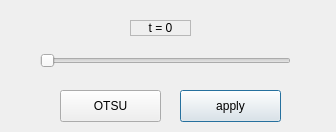
First picture: the form in dlgbinarization.ui, repository sguerra/Image-Analysis, before the edit.
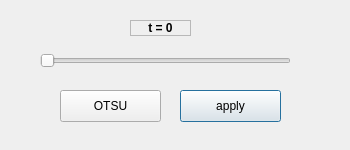
Second picture: the form after the edit.

Commit message: GUI: Binarization Dialog interaction

The edit to the form file:
```diff
--- a/dlgbinarization.ui
+++ b/dlgbinarization.ui
@@ -6,10 +6,16 @@
    <rect>
     <x>0</x>
     <y>0</y>
-    <width>336</width>
-    <height>132</height>
+    <width>350</width>
+    <height>150</height>
    </rect>
   </property>
+  <property name="minimumSize">
+   <size>
+    <width>350</width>
+    <height>150</height>
+   </size>
+  </property>
   <property name="windowTitle">
    <string>Binarization</string>
   </property>
@@ -51,6 +57,12 @@
      <height>16</height>
     </rect>
    </property>
+   <property name="font">
+    <font>
+     <weight>75</weight>
+     <bold>true</bold>
+    </font>
+   </property>
    <property name="frameShape">
     <enum>QFrame::StyledPanel</enum>
    </property>
```
Left out of the diff: 7 changed lines with no effect on the pictures. The commit also changes 5 other files.
